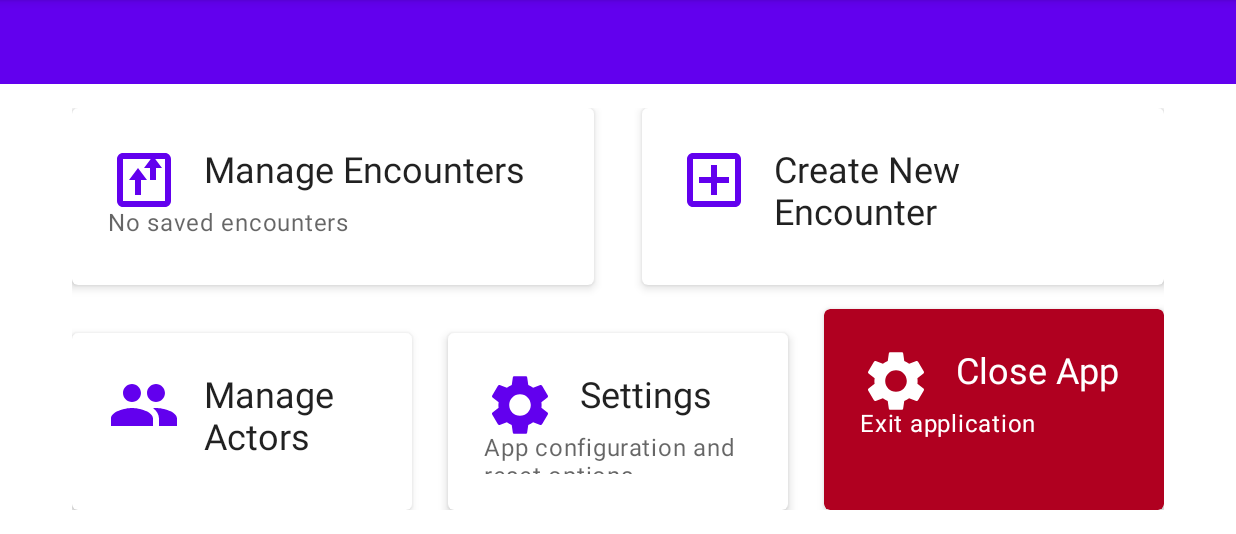
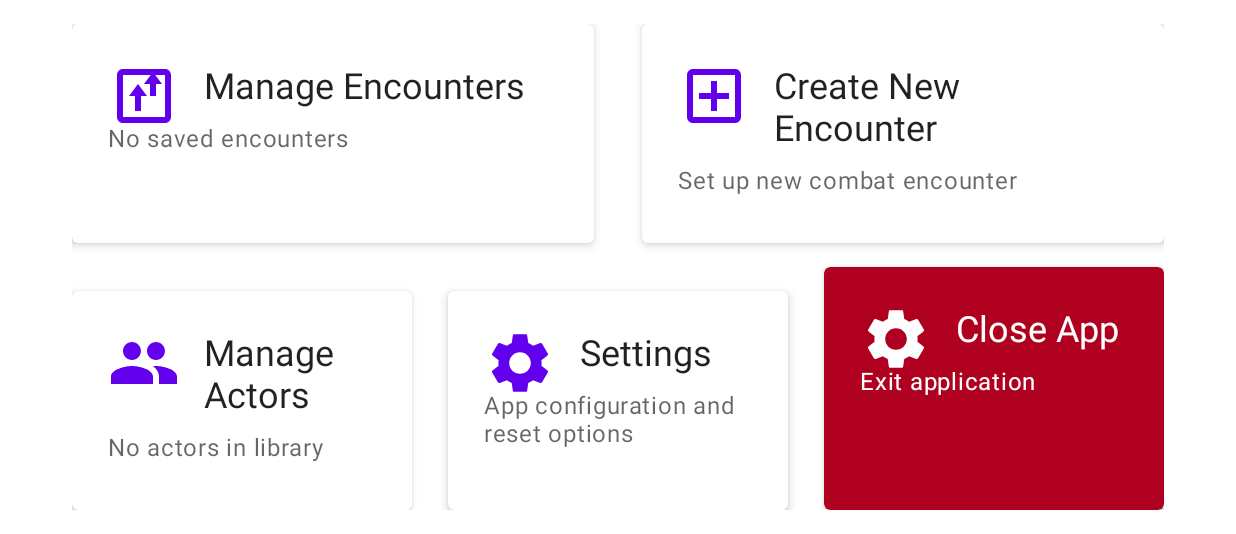
Before and after one commit to uintent/combatTracker2, an Android app: the screen it shows after launch (MainActivity), on a phone screen of 824 x 412 dp (held sideways), the part 84-618 px from its top. Run offline under Robolectric (Android 15) with nearby library versions, the phone set to English and light mode, and no system bars; our stand-ins replace Room's generated code, Timber; 1 statement that could not run was skipped.

Commit message:
update von jan

```diff
--- a/app/src/main/res/values-night/themes.xml
+++ b/app/src/main/res/values-night/themes.xml
@@ -1,16 +1,34 @@
+<!-- File: themes.xml (night) -->
+<!-- Location: app/src/main/res/values-night/themes.xml -->
+
 <resources xmlns:tools="http://schemas.android.com/tools">
-    <!-- Base application theme. -->
-    <style name="Theme.CombatTracker" parent="Theme.MaterialComponents.DayNight.DarkActionBar">
-        <!-- Primary brand color. -->
+    <!-- Base application theme for dark mode -->
+    <style name="Theme.CombatTracker" parent="Theme.MaterialComponents.DayNight.NoActionBar">
+        <!-- Primary brand color -->
         <item name="colorPrimary">@color/purple_200</item>
         <item name="colorPrimaryVariant">@color/purple_700</item>
         <item name="colorOnPrimary">@color/black</item>
-        <!-- Secondary brand color. -->
+
+        <!-- Secondary brand color -->
         <item name="colorSecondary">@color/teal_200</item>
         <item name="colorSecondaryVariant">@color/teal_200</item>
         <item name="colorOnSecondary">@color/black</item>
-        <!-- Status bar color. -->
+
+        <!-- Status bar color -->
         <item name="android:statusBarColor">?attr/colorPrimaryVariant</item>
-        <!-- Customize your theme here. -->
+
+        <!-- Customize your dark theme here -->
+    </style>
+
+    <!-- Theme for activities that need to handle their own toolbar -->
+    <style name="Theme.CombatTracker.NoActionBar">
+        <item name="windowActionBar">false</item>
+        <item name="windowNoTitle">true</item>
+    </style>
+
+    <!-- Theme for full screen activities (like combat tracker) -->
+    <style name="Theme.CombatTracker.FullScreen" parent="Theme.CombatTracker.NoActionBar">
+        <item name="android:windowFullscreen">true</item>
+        <item name="android:windowContentOverlay">@null</item>
     </style>
 </resources>
--- a/app/src/main/res/values/themes.xml
+++ b/app/src/main/res/values/themes.xml
@@ -1,7 +1,34 @@
+<!-- File: themes.xml -->
+<!-- Location: app/src/main/res/values/themes.xml -->
+
 <resources>
-    <style name="Theme.CombatTracker" parent="Theme.MaterialComponents.DayNight.DarkActionBar">
+    <!-- Base application theme -->
+    <style name="Theme.CombatTracker" parent="Theme.MaterialComponents.DayNight.NoActionBar">
+        <!-- Primary brand color -->
         <item name="colorPrimary">@color/purple_500</item>
         <item name="colorPrimaryVariant">@color/purple_700</item>
         <item name="colorOnPrimary">@color/white</item>
+
+        <!-- Secondary brand color -->
+        <item name="colorSecondary">@color/teal_200</item>
+        <item name="colorSecondaryVariant">@color/teal_700</item>
+        <item name="colorOnSecondary">@color/black</item>
+
+        <!-- Status bar color -->
+        <item name="android:statusBarColor">?attr/colorPrimaryVariant</item>
+
+        <!-- Customize your theme here -->
+    </style>
+
+    <!-- Theme for activities that need to handle their own toolbar -->
+    <style name="Theme.CombatTracker.NoActionBar">
+        <item name="windowActionBar">false</item>
+        <item name="windowNoTitle">true</item>
+    </style>
+
+    <!-- Theme for full screen activities (like combat tracker) -->
+    <style name="Theme.CombatTracker.FullScreen" parent="Theme.CombatTracker.NoActionBar">
+        <item name="android:windowFullscreen">true</item>
+        <item name="android:windowContentOverlay">@null</item>
     </style>
 </resources>
```
